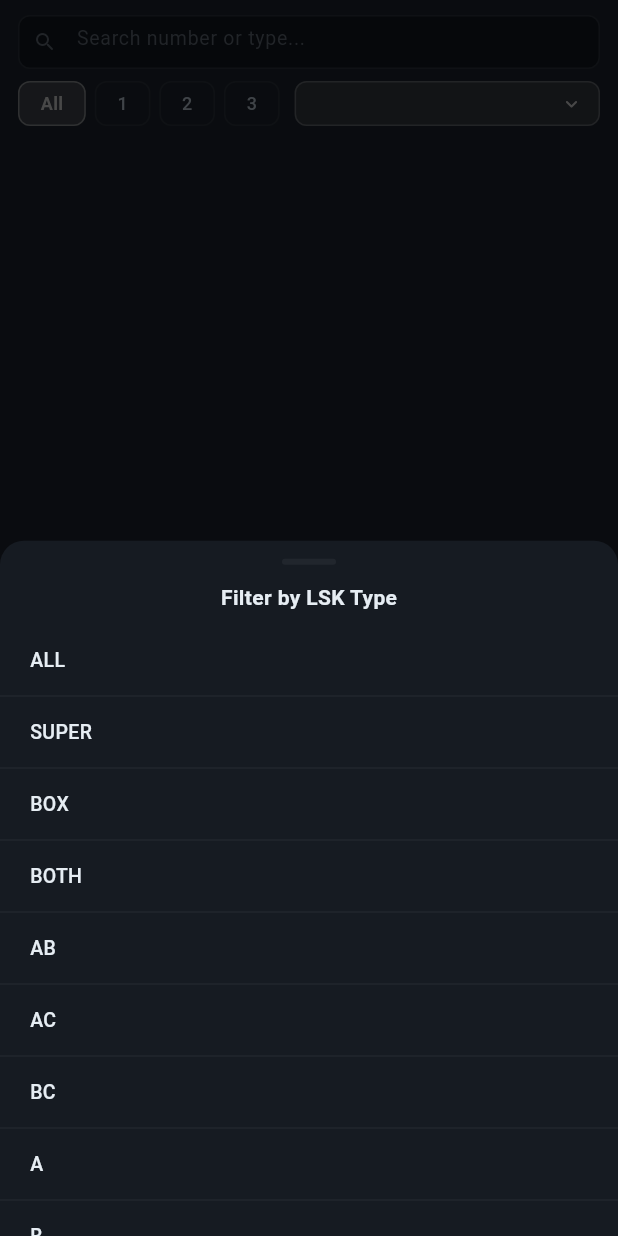
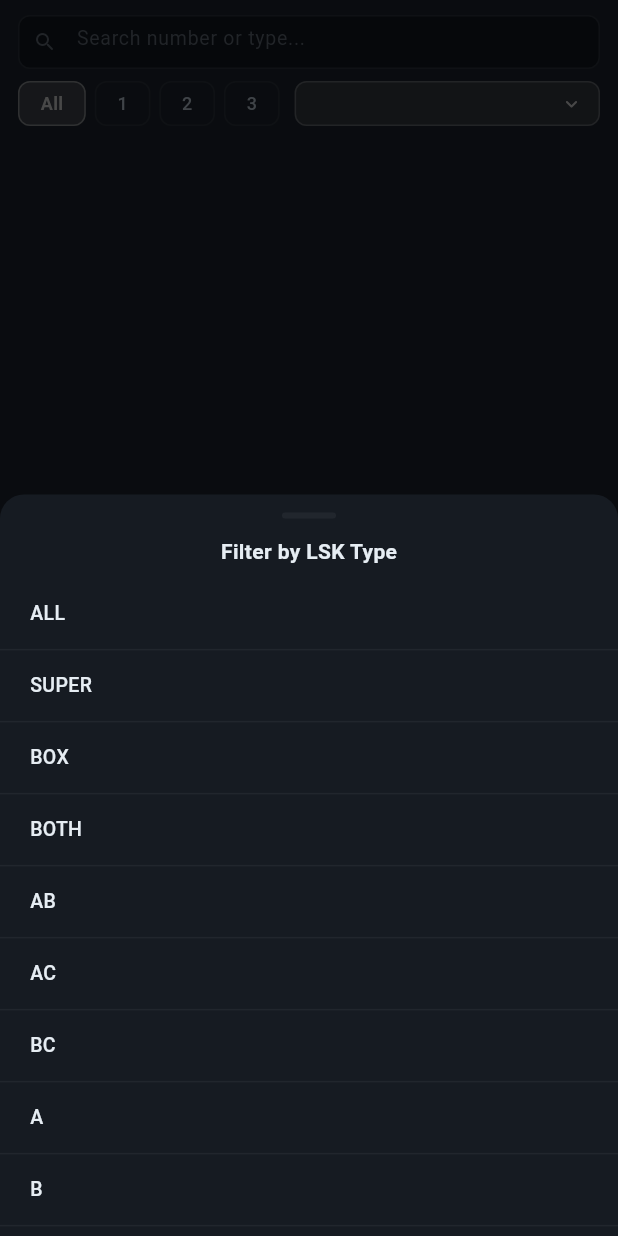
Before and after one commit to clevrf0x/flow_admin_mobile, a Flutter app: the _FilterBar widget shown alone on an empty page, opened directly with empty values, after a tap on the "keyboard arrow down" icon, on a phone screen of 412 x 824 dp. Run offline on Flutter 3.47's test engine with Material 3 defaults, Android fonts, the phone set to English and light mode, and no system bars; our stand-ins replace go_router.

Commit message:
fix LSK picker bottom sheet overflow
Constrain sheet to 60% of screen height and wrap list in
Flexible + SingleChildScrollView so it never overflows on
small screens.

Co-Authored-By: Claude Opus 4.6 <noreply@anthropic.com>

```diff
--- a/lib/screens/today/today_screen.dart
+++ b/lib/screens/today/today_screen.dart
@@ -833,12 +833,19 @@ class _FilterBar extends StatelessWidget {
     showModalBottomSheet(
       context: context,
       backgroundColor: AppColors.dashboardSurface,
+      isScrollControlled: true,
       shape: const RoundedRectangleBorder(
         borderRadius: BorderRadius.vertical(top: Radius.circular(16)),
       ),
-      builder: (_) => Column(
+      builder: (ctx) {
+        final maxHeight = MediaQuery.of(ctx).size.height * 0.6;
+        final bottomPad = MediaQuery.of(ctx).padding.bottom;
+        return ConstrainedBox(
+          constraints: BoxConstraints(maxHeight: maxHeight),
+          child: Column(
             mainAxisSize: MainAxisSize.min,
             children: [
+              // Handle + title — fixed, never scrolls
               const SizedBox(height: 12),
               Container(
                 width: 36,
@@ -858,11 +865,17 @@ class _FilterBar extends StatelessWidget {
                 ),
               ),
               const SizedBox(height: 8),
+              // Scrollable list
+              Flexible(
+                child: SingleChildScrollView(
+                  child: Column(
+                    mainAxisSize: MainAxisSize.min,
+                    children: [
                       for (final lsk in _lskOptions)
                         InkWell(
                           onTap: () {
                             onLskChanged(lsk);
-                Navigator.of(context).pop();
+                            Navigator.of(ctx).pop();
                           },
                           child: Container(
                             width: double.infinity,
@@ -871,7 +884,8 @@ class _FilterBar extends StatelessWidget {
                             decoration: BoxDecoration(
                               border: Border(
                                 bottom: BorderSide(
-                        color: AppColors.dashboardBorder, width: 1),
+                                    color: AppColors.dashboardBorder,
+                                    width: 1),
                               ),
                             ),
                             child: Row(
@@ -897,9 +911,15 @@ class _FilterBar extends StatelessWidget {
                             ),
                           ),
                         ),
-          SizedBox(height: MediaQuery.of(context).padding.bottom + 8),
+                      SizedBox(height: bottomPad + 8),
                     ],
                   ),
+                ),
+              ),
+            ],
+          ),
+        );
+      },
     );
   }
 }
```
Lines whose indentation alone changed are shown as unchanged.
